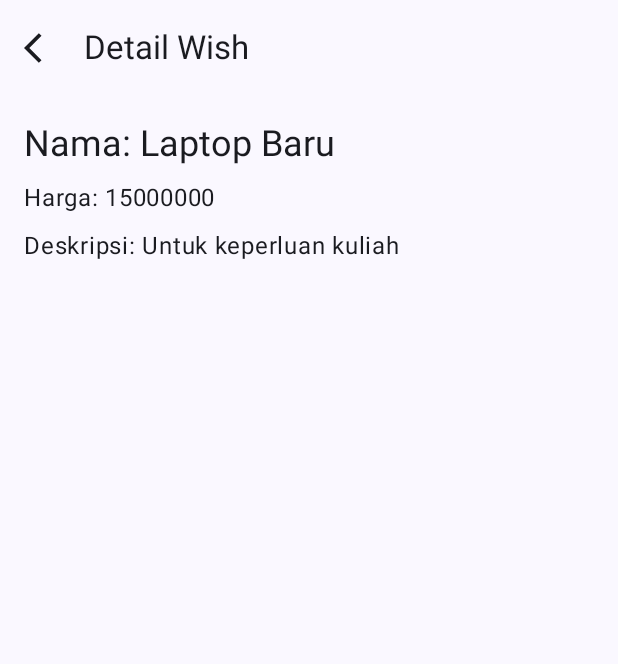
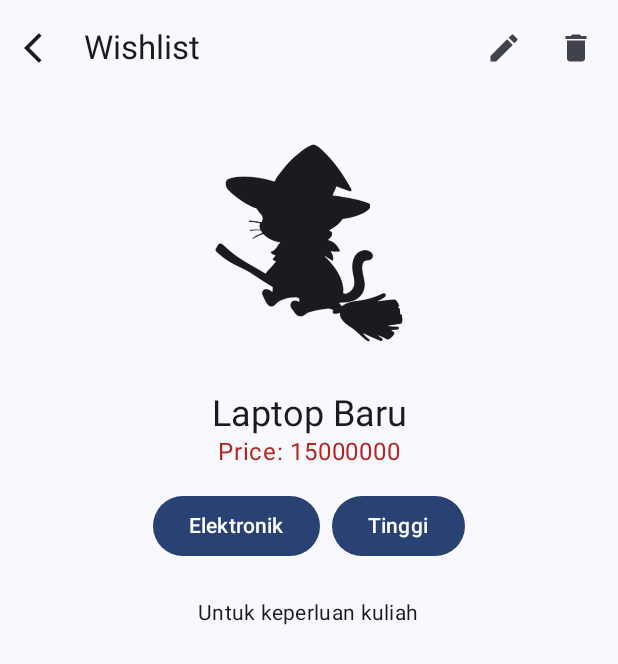
Before and after one commit to insaniaa/WishlyStack, an Android app built with Jetpack Compose: the WishlistScreen screen opened through its navigation route, after a tap on "Details", on a phone screen of 412 x 824 dp. Shown: the top 664 px of the screen. Run offline under Robolectric (Android 15) with nearby library versions, the phone set to English and light mode, and no system bars.

Commit message:
Membuat halaman detail

```diff
--- a/app/src/main/java/com/tiyasinsania0090/wishlystack/navigation/NavGraph.kt
+++ b/app/src/main/java/com/tiyasinsania0090/wishlystack/navigation/NavGraph.kt
@@ -8,6 +8,7 @@ import androidx.navigation.compose.composable
 import androidx.navigation.navArgument
 import com.tiyasinsania0090.wishlystack.screen.AboutScreen
 import com.tiyasinsania0090.wishlystack.screen.DetailScreen
+import com.tiyasinsania0090.wishlystack.screen.EditScreen
 import com.tiyasinsania0090.wishlystack.screen.FormScreen
 import com.tiyasinsania0090.wishlystack.screen.MainViewModel
 import com.tiyasinsania0090.wishlystack.screen.Screen
@@ -56,5 +57,21 @@ fun AppNavGraph(
                 navController = navController
             )
         }
+
+        composable(
+            route = "edit/{wishId}",
+            arguments = listOf(navArgument("wishId") { type = NavType.IntType })
+        ) { backStackEntry ->
+            val wishId = backStackEntry.arguments?.getInt("wishId") ?: -1
+            EditScreen(
+                wishId = wishId,
+                wishList = viewModel.wishList,
+                onUpdateWish = { updatedWish ->
+                    viewModel.updateWish(updatedWish)
+                },
+                navController = navController
+            )
+        }
+
     }
 }
--- a/app/src/main/java/com/tiyasinsania0090/wishlystack/screen/DetailScreen.kt
+++ b/app/src/main/java/com/tiyasinsania0090/wishlystack/screen/DetailScreen.kt
@@ -23,16 +23,33 @@ fun DetailScreen(
     Scaffold(
         topBar = {
             TopAppBar(
-                title = { Text("Detail Wish") },
+                title = { Text("Wishlist") },
                 navigationIcon = {
                     IconButton(onClick = { navController.popBackStack() }) {
                         Icon(
                             painter = painterResource(id = R.drawable.baseline_arrow_back_ios_24),
-                            contentDescription = "Back",
+                            contentDescription = "Back"
+                        )
+                    }
+                },
+                actions = {
+                    IconButton(onClick = {
+                        // Navigasi ke Edit (kalau ada)
+                    }) {
+                        Icon(
+                            painter = painterResource(id = R.drawable.baseline_edit_24),
+                            contentDescription = "Edit"
+                        )
+                    }
+                    IconButton(onClick = {
+                        // Aksi hapus
+                    }) {
+                        Icon(
+                            painter = painterResource(id = R.drawable.baseline_delete_24),
+                            contentDescription = "Delete"
                         )
                     }
                 }
-
             )
         }
     ) { padding ->
@@ -40,16 +57,67 @@ fun DetailScreen(
             Column(
                 modifier = Modifier
                     .padding(padding)
-                    .padding(16.dp)
+                    .fillMaxSize()
+                    .padding(16.dp),
+                horizontalAlignment = Alignment.CenterHorizontally
             ) {
-                Text(text = "Nama: ${it.name}", style = MaterialTheme.typography.headlineSmall)
-                Spacer(modifier = Modifier.height(8.dp))
-                Text(text = "Harga: ${it.price}")
-                Spacer(modifier = Modifier.height(8.dp))
-                Text(text = "Deskripsi: ${it.description}")
+                // Gambar item
+                Icon(
+                    painter = painterResource(id = R.drawable.cat), // ganti sesuai gambar kamu
+                    contentDescription = null,
+                    modifier = Modifier
+                        .size(180.dp)
+                        .padding(bottom = 16.dp)
+                )
+
+                // Nama item
+                Text(
+                    text = it.name,
+                    style = MaterialTheme.typography.headlineSmall
+                )
+
+                // Harga
+                Text(
+                    text = "Price: ${it.price}",
+                    color = MaterialTheme.colorScheme.error,
+                    style = MaterialTheme.typography.bodyLarge
+                )
+
+                Spacer(modifier = Modifier.height(16.dp))
+
+                // Kategori dan prioritas
+                Row(
+                    horizontalArrangement = Arrangement.spacedBy(8.dp)
+                ) {
+                    Button(
+                        onClick = { /* do nothing */ },
+                        colors = ButtonDefaults.buttonColors(containerColor = MaterialTheme.colorScheme.primary)
+                    ) {
+                        Text(it.type)
+                    }
+                    Button(
+                        onClick = { /* do nothing */ },
+                        colors = ButtonDefaults.buttonColors(containerColor = MaterialTheme.colorScheme.primary)
+                    ) {
+                        Text(it.priority)
+                    }
+                }
+
+                Spacer(modifier = Modifier.height(24.dp))
+
+                Text(
+                    text = it.description,
+                    style = MaterialTheme.typography.bodyMedium,
+                    modifier = Modifier.padding(horizontal = 16.dp),
+                )
             }
         } ?: run {
-            Box(modifier = Modifier.fillMaxSize(), contentAlignment = Alignment.Center) {
+            Box(
+                modifier = Modifier
+                    .fillMaxSize()
+                    .padding(padding),
+                contentAlignment = Alignment.Center
+            ) {
                 Text("Item tidak ditemukan")
             }
         }
--- a/app/src/main/java/com/tiyasinsania0090/wishlystack/screen/MainViewModel.kt
+++ b/app/src/main/java/com/tiyasinsania0090/wishlystack/screen/MainViewModel.kt
@@ -1,12 +1,21 @@
 package com.tiyasinsania0090.wishlystack.screen
 
+import androidx.compose.runtime.mutableStateListOf
 import androidx.lifecycle.ViewModel
 import com.tiyasinsania0090.wishlystack.model.Wish
 
 class MainViewModel : ViewModel() {
-    val wishList = listOf(
+    var wishList = mutableStateListOf(
         Wish(1, "Laptop Baru", "Elektronik", "15000000", "Tinggi", "Untuk keperluan kuliah"),
         Wish(2, "Sepatu", "Fashion", "500000", "Sedang", "Butuh buat jalan-jalan"),
         Wish(3, "Meja Belajar", "Furniture", "800000", "Rendah", "Biar lebih fokus")
     )
+        private set
+
+    fun updateWish(updatedWish: Wish) {
+        val index = wishList.indexOfFirst { it.id == updatedWish.id }
+        if (index != -1) {
+            wishList[index] = updatedWish
+        }
+    }
 }
--- a/app/src/main/java/com/tiyasinsania0090/wishlystack/screen/screen.kt
+++ b/app/src/main/java/com/tiyasinsania0090/wishlystack/screen/screen.kt
@@ -5,7 +5,7 @@ sealed class Screen(val route: String) {
     data object Form : Screen("form")
     data object About : Screen("about")
     data object Splash : Screen("loading")
-    data object Detail : Screen("detail/{wishId}") {
-        fun createRoute(wishId: Int) = "detail/$wishId"
+    data object Edit : Screen("edit/{wishId}") {
+        fun createRoute(wishId: Int) = "edit/$wishId"
     }
 }
--- /dev/null
+++ b/app/src/main/res/drawable/baseline_delete_24.xml
@@ -0,0 +1,5 @@
+<vector xmlns:android="http://schemas.android.com/apk/res/android" android:height="24dp" android:tint="#614A7D" android:viewportHeight="24" android:viewportWidth="24" android:width="24dp">
+
+    <path android:fillColor="@android:color/white" android:pathData="M6,19c0,1.1 0.9,2 2,2h8c1.1,0 2,-0.9 2,-2V7H6v12zM19,4h-3.5l-1,-1h-5l-1,1H5v2h14V4z"/>
+
+</vector>
```
